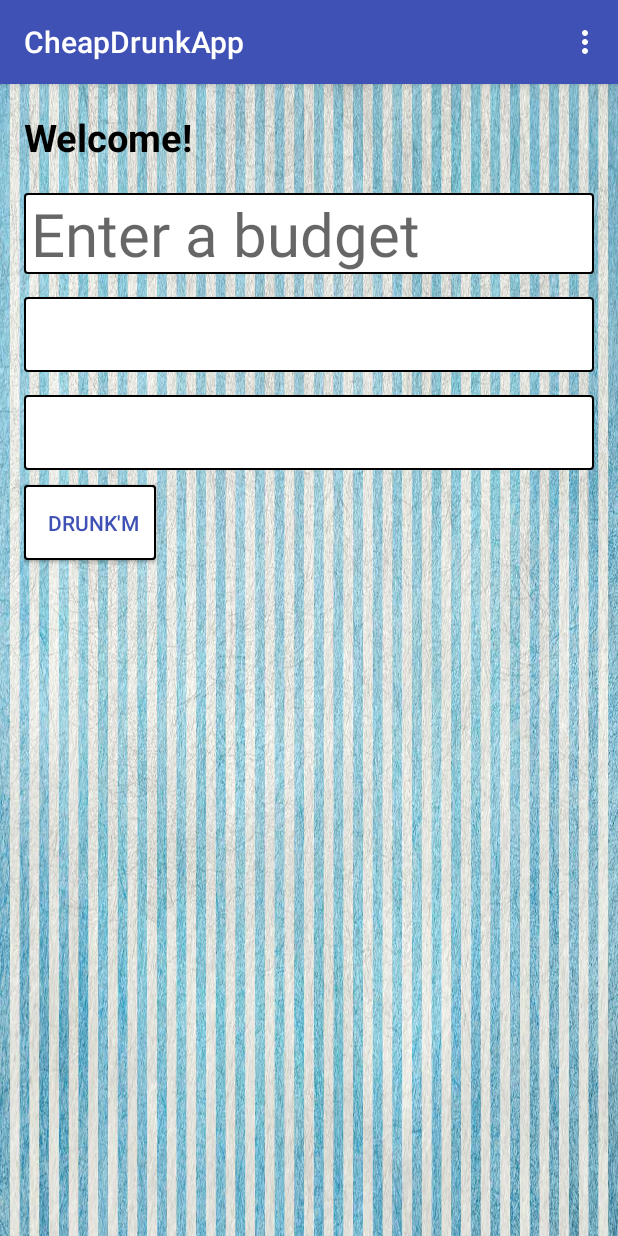
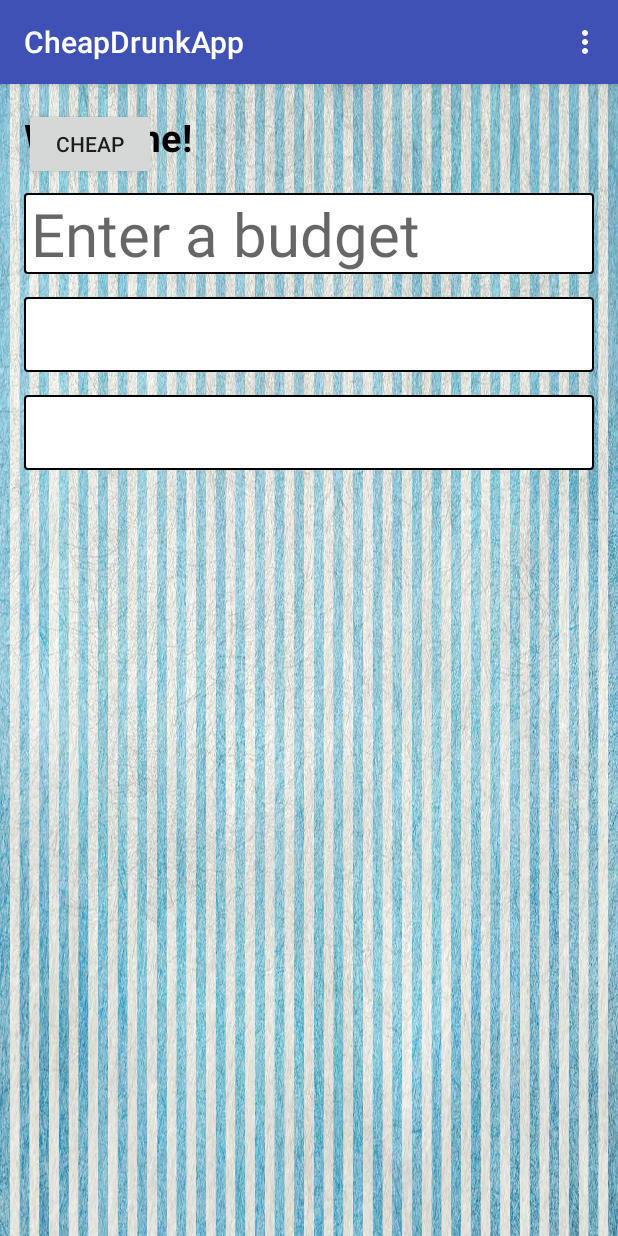
Before and after one commit to zachjrodriguez/CheapDrunkApp, an Android app: the screen it shows after launch (MainActivity), on a phone screen of 412 x 824 dp. Run offline under Robolectric (Android 15) with nearby library versions, the phone set to English and light mode, and no system bars.

Commit message:
Something funky with the buttons

```diff
--- a/app/src/main/res/layout/content_main.xml
+++ b/app/src/main/res/layout/content_main.xml
@@ -67,25 +67,7 @@
     <Button
         android:layout_width="wrap_content"
         android:layout_height="wrap_content"
-        android:text="I'm Cheap!"
-        android:id="@+id/cheapButton"
-        android:layout_below="@+id/drinkType"
-        android:layout_marginTop="10dp"
-        android:background="@drawable/border"
-        android:textColor="@color/colorPrimary"
-        android:layout_alignParentLeft="true"/>
-
-    <Button
-        android:layout_width="wrap_content"
-        android:layout_height="wrap_content"
-        android:text="Drunk'm"
-        android:id="@+id/drunkButton"
-        android:layout_below="@+id/drinkType"
-        android:layout_marginTop="10dp"
-        android:background="@drawable/border"
-        android:textColor="@color/colorPrimary"
-        android:layout_alignRight="@+id/cheapButton"
-        android:layout_alignEnd="@+id/cheapButton"/>
+        android:text="Cheap"/>
 
     <LinearLayout
         android:id="@+id/innerLay"
```
